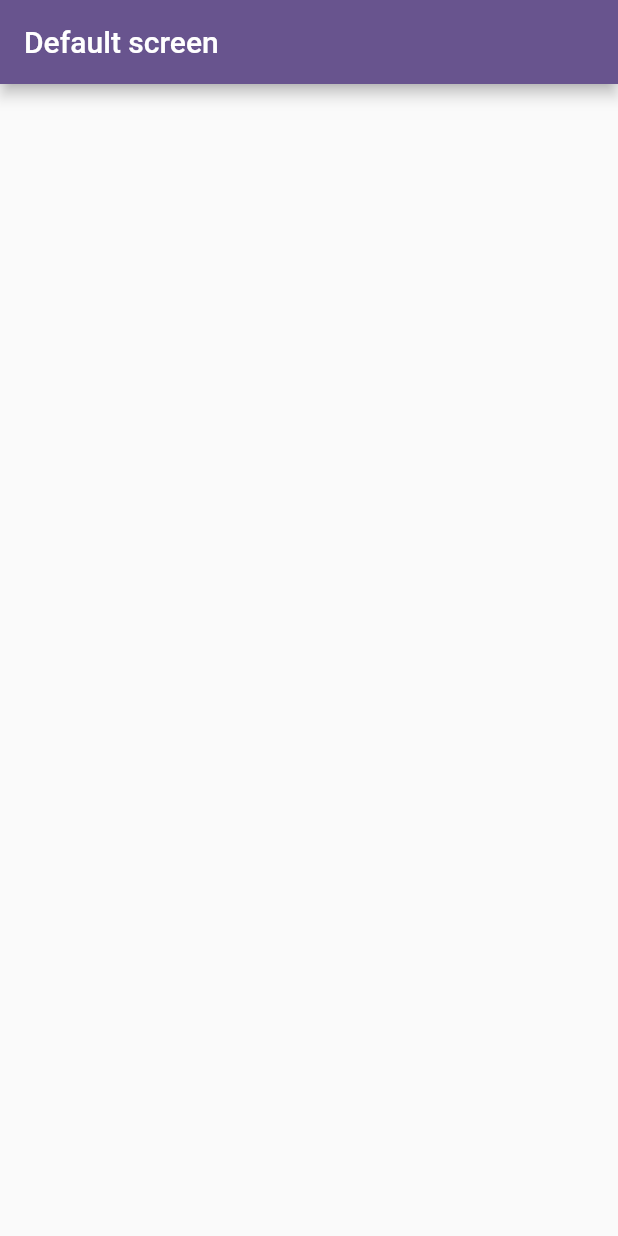
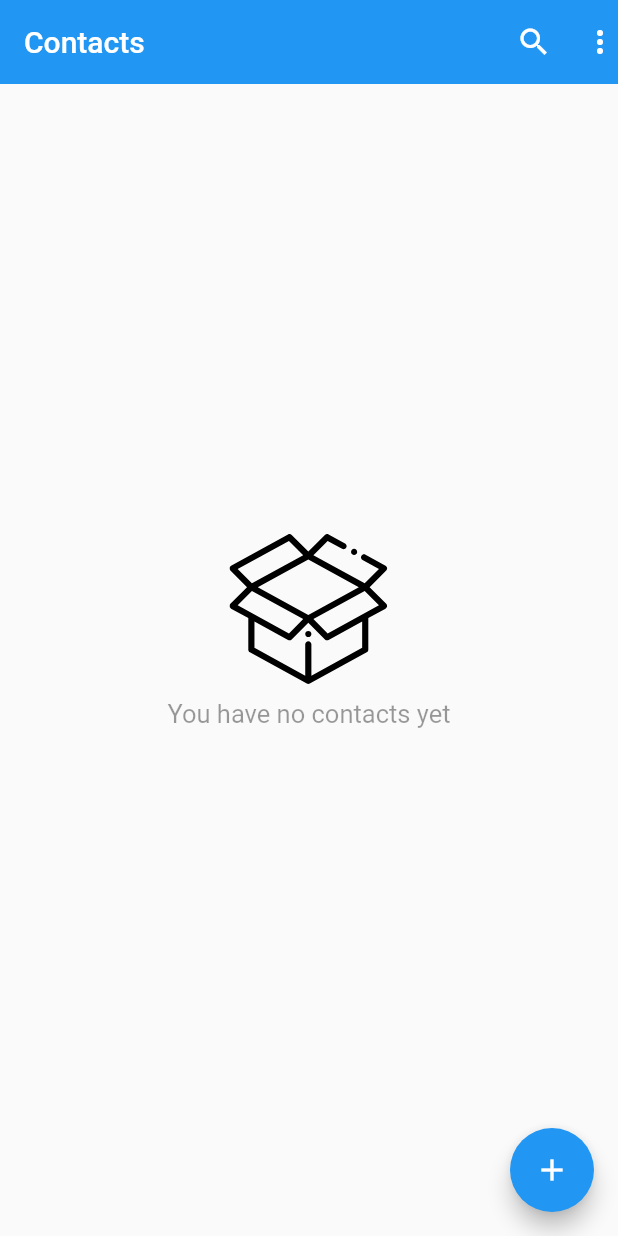
Before and after one commit to bexruz101/default_project, a Flutter app: the screen it shows after launch, on a phone screen of 412 x 824 dp. Run offline on Flutter 3.47's test engine with Material 2 defaults, Android fonts, the phone set to English and light mode, and no system bars; our stand-ins replace flutter_svg, sqflite; accounts and stored records are empty.

Commit message:
created contact not completed

```diff
--- a/lib/main.dart
+++ b/lib/main.dart
@@ -12,10 +12,7 @@ class MyApp extends StatelessWidget {
   Widget build(BuildContext context) {
     return MaterialApp(
       debugShowCheckedModeBanner: false,
-      theme: ThemeData(
-        colorScheme: ColorScheme.fromSeed(seedColor: Colors.deepPurple),
-        useMaterial3: false,
-      ),
+
       home: HomeScreen(),
     );
   }
--- /dev/null
+++ b/lib/model/contact_model.dart
@@ -0,0 +1,63 @@
+class ContactModelFields {
+  static const String id = "_id";
+  static const String name = "name";
+  static const String surname = 'surname';
+  static const String phone = "phone";
+
+  static const String contactsTable = "my_contacts";
+}
+
+class ContactModelSql {
+  int? id;
+  final String name;
+  final String surname;
+  final String phone;
+
+  ContactModelSql({
+    this.id,
+    required this.name,
+    required this.surname,
+    required this.phone,
+  });
+
+  ContactModelSql copyWith({
+    String? name,
+    String? surname,
+    String? phone,
+    int? id,
+  }) {
+    return ContactModelSql(
+      surname: surname ?? this.surname,
+      name: name ?? this.name,
+      phone: phone ?? this.phone,
+      id: id ?? this.id,
+    );
+  }
+
+  factory ContactModelSql.fromJson(Map<String, dynamic> json) {
+    return ContactModelSql(
+      surname: json[ContactModelFields.surname] ?? "",
+      name: json[ContactModelFields.name] ?? "",
+      phone: json[ContactModelFields.phone] ?? "",
+      id: json[ContactModelFields.id] ?? 0,
+    );
+  }
+
+  Map<String, dynamic> toJson() {
+    return {
+      ContactModelFields.surname: surname,
+      ContactModelFields.name: name,
+      ContactModelFields.phone: phone,
+    };
+  }
+
+  @override
+  String toString() {
+    return '''
+      name: $name
+      surname: $surname
+      phone: $phone
+      id: $id,
+    ''';
+  }
+}
--- a/lib/ui/home/home_screen.dart
+++ b/lib/ui/home/home_screen.dart
@@ -1,4 +1,11 @@
+import 'package:default_project/ui/account/acoount_screen.dart';
+import 'package:default_project/ui/add_contact/add_contact_screen.dart';
+import 'package:default_project/ui/utils/images.dart';
 import 'package:flutter/material.dart';
+import 'package:flutter_svg/flutter_svg.dart';
+
+import '../../data/db/local_database.dart';
+import '../../model/contact_model.dart';
 
 class HomeScreen extends StatefulWidget {
   const HomeScreen({super.key});
@@ -8,10 +15,91 @@ class HomeScreen extends StatefulWidget {
 }
 
 class _HomeScreenState extends State<HomeScreen> {
+  List<ContactModelSql> contacts = [];
+
+  _updateContacts() async {
+    contacts = await LocalDatabase.getAllContacts();
+    setState(() {});
+  }
+
+  @override
+  void initState() {
+    _updateContacts();
+    super.initState();
+  }
+
+
   @override
   Widget build(BuildContext context) {
+    _updateContacts();
     return Scaffold(
-      appBar: AppBar(title: Text('Default screen'),),
+      floatingActionButton: FloatingActionButton(
+        onPressed: (){
+          Navigator.push(context, MaterialPageRoute(builder: (context){
+            return AddScreen();
+          }));
+        },
+        child: Icon(Icons.add),
+      ),
+      appBar: AppBar(
+        elevation: 0,
+        title: Text('Contacts'),
+        actions: [
+          Icon(Icons.search),
+          SizedBox(width: 20,),
+          Icon(Icons.more_vert),
+        ],
+      ),
+      body: SizedBox(
+        width: double.infinity,
+        child:contacts.isEmpty?Column(
+          children: [
+            SizedBox(height: 300,),
+            SvgPicture.asset(AppImages.box),
+            const SizedBox(height: 10,),
+            Text('You have no contacts yet',style: TextStyle(color: Colors.black.withOpacity(0.4),fontSize: 17),),
+          ],
+        ):ListView(
+          children: List.generate(contacts.length, (index) => Container(
+            margin: EdgeInsets.symmetric(horizontal: 10,vertical: 20),
+            child:GestureDetector(
+              onTap: (){
+                    Navigator.push(context, MaterialPageRoute(builder: (context){
+                      return AccountScreen(name: contacts[index].name, surname: contacts[index].surname, phone: contacts[index].phone, id: contacts[index].id ?? 0, aaa: contacts[index],);
+                    }));
+              },
+              child: Container(
+                margin: EdgeInsets.symmetric(horizontal: 24),
+                child: Row(
+                  children: [
+                    SizedBox(height: 20,),
+                    Icon(Icons.account_circle,size: 50,),
+                    SizedBox(width: 10,),
+                    Column(
+                      crossAxisAlignment: CrossAxisAlignment.start,
+                      children: [
+                        Row(
+                          children: [
+                            Text(contacts[index].name,style: TextStyle(fontSize: 17),),
+                            SizedBox(width: 4,),
+                            Text(contacts[index].surname,style: TextStyle(fontSize: 17),),
+                          ],
+                        ),
+                        SizedBox(height: 3,),
+                        Text(contacts[index].phone,style: TextStyle(fontSize: 17),),
+                      ],
+                    ),
+                    SizedBox(width: 30,),
+                    Spacer(),
+                    Icon(Icons.phone,color: Colors.green,size: 35,),
+                    SizedBox(height: 20,)
+                  ],
+                ),
+              ),
+            ),
+          ))
+        ),
+      ),
     );
   }
 }
--- a/lib/ui/utils/colors.dart
+++ b/lib/ui/utils/colors.dart
@@ -3,5 +3,6 @@ import 'dart:ui';
 class AppColors{
   static const Color white = Color(0xFFFFFFFF);
   static const Color black = Color(0xFF000000);
+  static const Color C_9E9E9E = Color(0xFF9E9E9E);
 
 }
--- a/lib/ui/utils/images.dart
+++ b/lib/ui/utils/images.dart
@@ -9,5 +9,7 @@ class AppImages{
 
 
   //svg
-  static final String lupa = 'assets/svg/lupa.svg';
+  static final String box = 'assets/svg/box.svg';
+  static final String phone = 'assets/svg/phone.svg';
+  static final String message = 'assets/svg/message.svg';
 }
--- a/pubspec.yaml
+++ b/pubspec.yaml
@@ -14,7 +14,7 @@ dependencies:
 
   cupertino_icons: ^1.0.2
   flutter_svg: ^2.0.6
-  flutter_screenutil: ^5.8.4
+  sqflite: ^2.2.8+4
 
 dev_dependencies:
   flutter_test:
```
Also changed, not shown: lib/data/db/local_database.dart (added, +122 -0 lines), lib/ui/account/acoount_screen.dart (added, +152 -0 lines), lib/ui/add_contact/add_contact_screen.dart (added, +158 -0 lines), lib/ui/add_contact/widgets/input_wid.dart (added, +47 -0 lines), assets/svg/box.svg (added), assets/svg/message.svg (added), assets/svg/phone.svg (added), pubspec.lock.
